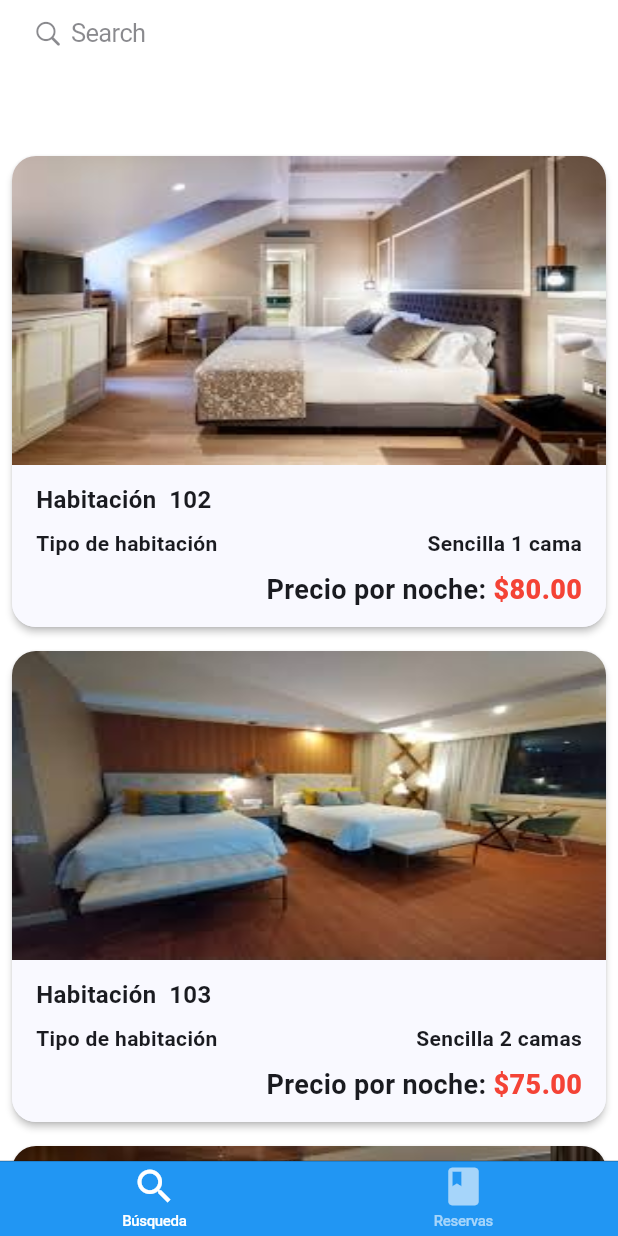
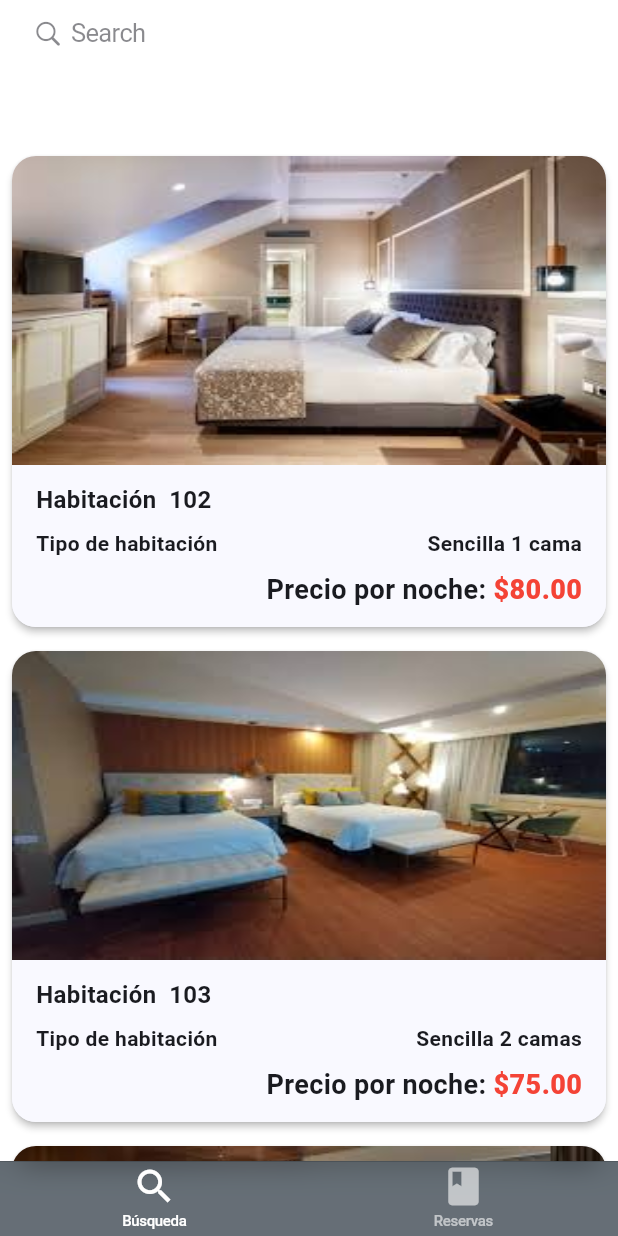
Before and after one commit to javrro/reservas_hotel, a Flutter app: the screen it shows after launch, on a phone screen of 412 x 824 dp. Run offline on Flutter 3.47's test engine with Material 3 defaults, Android fonts, the phone set to English and light mode, and no system bars; our stand-ins replace equatable, flutter_bloc, skeletonizer, sqflite; accounts and stored records are empty.

```diff
--- a/lib/main.dart
+++ b/lib/main.dart
@@ -12,6 +12,7 @@ class MyApp extends StatelessWidget {
   @override
   Widget build(BuildContext context) {
     return CupertinoApp(
+      debugShowCheckedModeBanner: false,
       title: 'Flutter Demo',
       home: Home(),
     );
--- a/lib/views/habitacion_view.dart
+++ b/lib/views/habitacion_view.dart
@@ -89,7 +89,7 @@ class HabitacionView extends StatelessWidget {
                                 fontWeight: FontWeight.w700,
                               )),
                           Text(
-                            "Vie, 15 Oct",
+                            "Lun, 28 Oct",
                             style: TextStyle(
                               color: Colors.indigo,
                               fontSize: 20,
@@ -107,7 +107,7 @@ class HabitacionView extends StatelessWidget {
                                 fontWeight: FontWeight.w700,
                               )),
                           Text(
-                            "Dom, 27 Oct",
+                            "Mar, 29 Oct",
                             style: TextStyle(
                               color: Colors.indigo,
                               fontSize: 20,
@@ -223,7 +223,7 @@ class HabitacionView extends StatelessWidget {
                             height: 50,
                             color: Colors.indigo,
                             child: const Center(
-                              child: CircularProgressIndicator(),
+                              child: CircularProgressIndicator(color: Color.fromARGB(190, 49, 61, 71),),
                             ),
                           ))
                       : CupertinoButton(
--- a/lib/views/habitaciones_view.dart
+++ b/lib/views/habitaciones_view.dart
@@ -25,7 +25,7 @@ class HabitacionesView extends StatelessWidget {
           child: CustomScrollView(
             slivers: [
               const CupertinoSliverNavigationBar(
-                backgroundColor: Colors.blue,
+                backgroundColor:  Color.fromARGB(190, 49, 61, 71),
                 largeTitle: Text(
                   "Habitaciones",
                   style: TextStyle(color: Colors.white),
@@ -176,7 +176,7 @@ class HabitacionesView extends StatelessWidget {
       return SafeArea(
         child: CustomScrollView(slivers: [
           const CupertinoSliverNavigationBar(
-            backgroundColor: Colors.blue,
+            backgroundColor:  Color.fromARGB(190, 49, 61, 71),
             largeTitle: Text(
               "Habitaciones",
               style: TextStyle(color: Colors.white),
--- a/lib/views/home.dart
+++ b/lib/views/home.dart
@@ -22,7 +22,7 @@ class Home extends StatelessWidget {
   Widget build(BuildContext context) {
     return CupertinoTabScaffold(
       tabBar: CupertinoTabBar(
-        backgroundColor: Colors.blue,
+        backgroundColor: const Color.fromARGB(190, 49, 61, 71),
         activeColor: Colors.white,
         inactiveColor: Colors.white60,
         items: const [
--- a/lib/views/reservas_view.dart
+++ b/lib/views/reservas_view.dart
@@ -24,7 +24,7 @@ class ReservasView extends StatelessWidget {
           child: CustomScrollView(
             slivers: [
               const CupertinoSliverNavigationBar(
-                backgroundColor: Colors.blue,
+                backgroundColor:  Color.fromARGB(190, 49, 61, 71),
                 largeTitle: Text(
                   "Reservas",
                   style: TextStyle(color: Colors.white),
@@ -94,7 +94,7 @@ class ReservasView extends StatelessWidget {
                                             mainAxisAlignment:
                                                 MainAxisAlignment.spaceBetween,
                                             children: [
-                                              Text("Vie, 15 Oct - Dom, 27 Oct",
+                                              Text("Lun, 28 Oct - Mar, 29 Oct",
                                                   textAlign: TextAlign.left,
                                                   style: TextStyle(
                                                     fontSize: 12,
@@ -166,7 +166,7 @@ class ReservasView extends StatelessWidget {
       return SafeArea(
         child: CustomScrollView(slivers: [
           const CupertinoSliverNavigationBar(
-            backgroundColor: Colors.blue,
+            backgroundColor:  Color.fromARGB(190, 49, 61, 71),
             largeTitle: Text(
               "Reservas",
               style: TextStyle(color: Colors.white),
```
Also changed, not shown: 13 other files.
